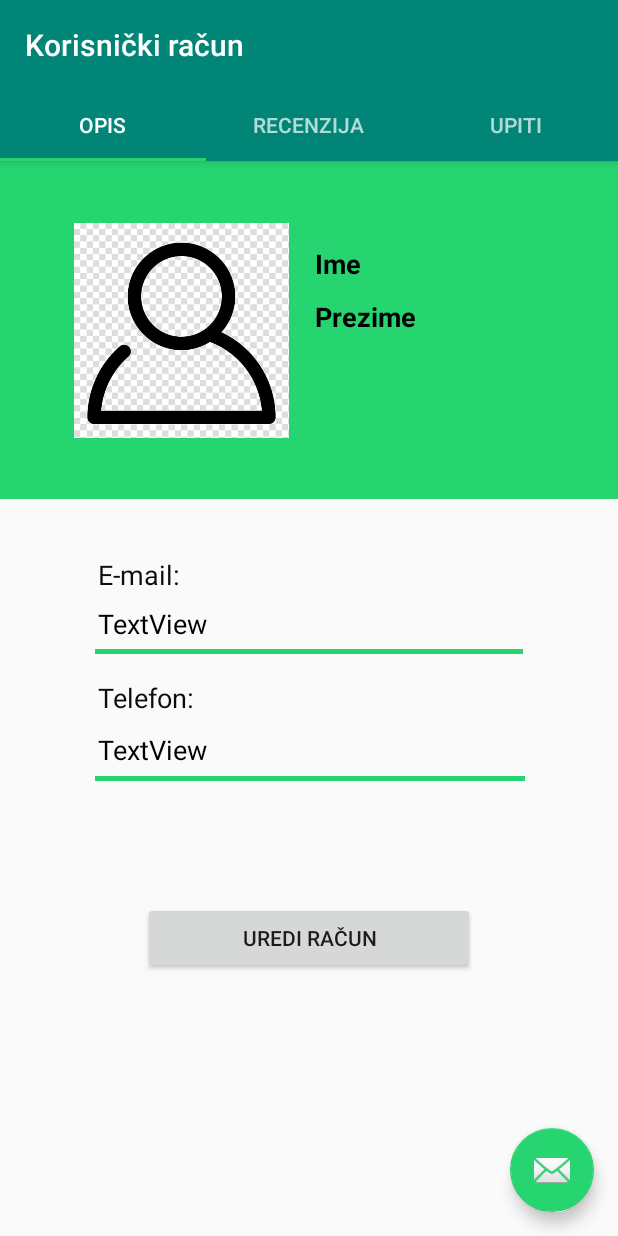
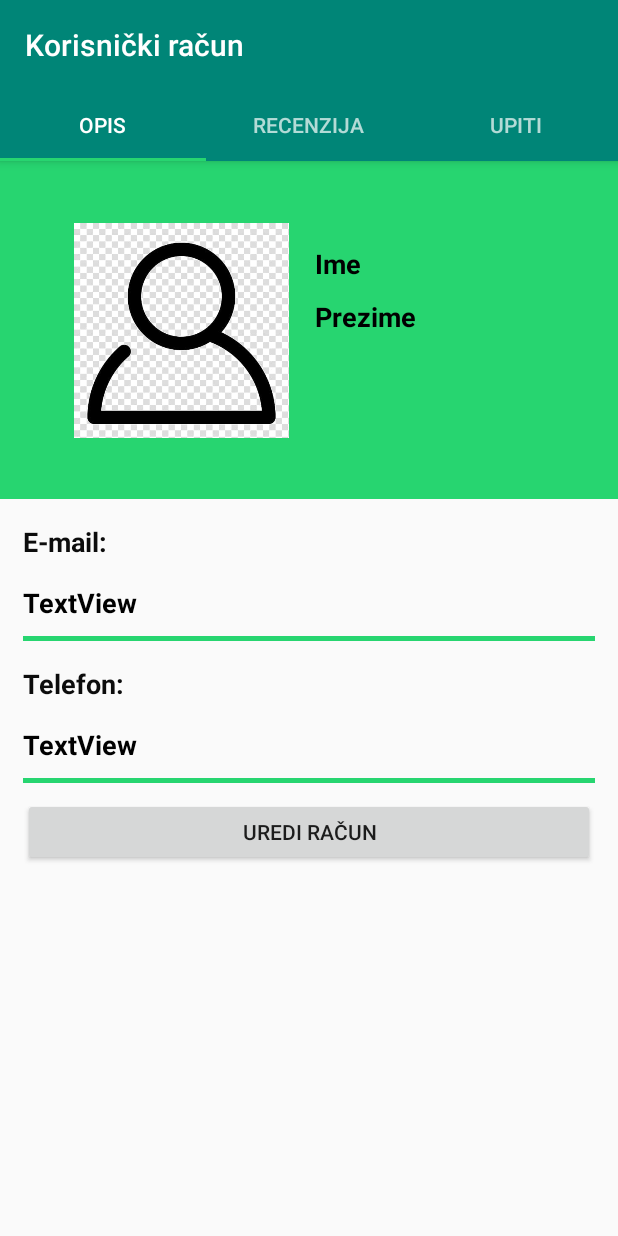
Before and after one commit to AIR-FOI-HR/AIR1923, an Android app: the FragmentOpisProfilKorisnika screen opened directly, with no data from a screen before it, on a phone screen of 412 x 824 dp. Run offline under Robolectric (Android 15) with nearby library versions, the phone set to English and light mode, and no system bars; 3 statements that could not run were skipped.

Commit message:
Popravljeno viestruko upisivanje u listu istih upita kod ucitavanja fragmenta i sada se prikazuju svi detalji vezani za upit.

```diff
--- a/mGradnja/app/src/main/java/com/mgradnja/FragmentUpitiKorisnika.java
+++ b/mGradnja/app/src/main/java/com/mgradnja/FragmentUpitiKorisnika.java
@@ -19,6 +19,7 @@ import java.sql.ResultSet;
 import java.sql.SQLException;
 import java.sql.Statement;
 import java.util.ArrayList;
+import java.util.Collections;
 
 public class FragmentUpitiKorisnika extends Fragment {
 
@@ -29,8 +30,11 @@ public class FragmentUpitiKorisnika extends Fragment {
     public ArrayList<String> listaNaziva = new ArrayList<String>();
     public ArrayList<Date> listaDatuma = new ArrayList<Date>();
     public ArrayList<String> listaOpisa = new ArrayList<String >();
+    public ArrayList<String> listaAdresa = new ArrayList<String>();
+    public ArrayList<String> listaGradova = new ArrayList<String>();
+    public ArrayList<String> listaZupanija = new ArrayList<String>();
 
-    private String naziv, opis;
+    private String naziv, opis, adresa, grad ,zupanija;
     private Date datum;
 
     public ArrayList<ItemUpitiProfilKorisnika> listaUpita = new ArrayList<ItemUpitiProfilKorisnika>();
@@ -47,7 +51,6 @@ public class FragmentUpitiKorisnika extends Fragment {
     @Override
     public View onCreateView(LayoutInflater inflater, ViewGroup container, Bundle savedInstanceState) {
         View view = inflater.inflate(R.layout.fragment_fragment_upiti_korisnika, container, false);
-
 
 
         Intent intent = getActivity().getIntent();
@@ -67,6 +70,7 @@ public class FragmentUpitiKorisnika extends Fragment {
 
     }
 
+
     public void dohvatUpita(Integer ID){
         connectionClass = new ConnectionClass();
         connection = connectionClass.CONN();
@@ -83,6 +87,9 @@ public class FragmentUpitiKorisnika extends Fragment {
                 listaNaziva.add(rs.getString("Naziv"));
                 listaOpisa.add(rs.getString("Opis"));
                 listaDatuma.add(rs.getDate("Datum"));
+                listaAdresa.add(rs.getString("Adresa"));
+                listaGradova.add(rs.getString("Grad"));
+                listaZupanija.add(rs.getString("Zupanija"));
 
             }
         }
@@ -90,16 +97,29 @@ public class FragmentUpitiKorisnika extends Fragment {
             e.printStackTrace();
         }
 
+        listaUpita.clear();
+
         for(int i = 0; i<listaNaziva.size(); i++){
 
             naziv = listaNaziva.get(i);
             datum = listaDatuma.get(i);
             opis = listaOpisa.get(i);
+            adresa = listaAdresa.get(i);
+            grad = listaGradova.get(i);
+            zupanija = listaZupanija.get(i);
 
-            UA = new ItemUpitiProfilKorisnika("Naziv: "+naziv, datum,"Opis: " + opis);
+            UA = new ItemUpitiProfilKorisnika("Naziv: "+naziv, datum,"Opis: " + opis, "Adresa: " + adresa, "Grad: " + grad, "Županija: " + zupanija);
             listaUpita.add(UA);
         }
 
+        listaNaziva.clear();
+        listaOpisa.clear();
+        listaDatuma.clear();
+        listaAdresa.clear();
+        listaGradova.clear();
+        listaZupanija.clear();
+
         }
 
+
 }
--- a/mGradnja/app/src/main/res/layout/activity_profil_korisnik.xml
+++ b/mGradnja/app/src/main/res/layout/activity_profil_korisnik.xml
@@ -33,12 +33,4 @@
         android:layout_width="match_parent"
         android:layout_height="match_parent"
         app:layout_behavior="@string/appbar_scrolling_view_behavior" />
-
-    <com.google.android.material.floatingactionbutton.FloatingActionButton
-        android:id="@+id/fab"
-        android:layout_width="wrap_content"
-        android:layout_height="wrap_content"
-        android:layout_gravity="bottom|end"
-        android:layout_margin="@dimen/fab_margin"
-        app:srcCompat="@android:drawable/ic_dialog_email" />
 </androidx.coordinatorlayout.widget.CoordinatorLayout>
--- a/mGradnja/app/src/main/res/layout/fragment_fragment_opis_profil_korisnika.xml
+++ b/mGradnja/app/src/main/res/layout/fragment_fragment_opis_profil_korisnika.xml
@@ -69,94 +69,95 @@
 
     <TextView
         android:id="@+id/txtProfilMailKorisnika"
-        android:layout_width="103dp"
+        android:layout_width="match_parent"
         android:layout_height="wrap_content"
-        android:layout_alignParentStart="true"
-        android:layout_alignParentTop="true"
-        android:layout_alignParentEnd="true"
-        android:layout_marginStart="65dp"
-        android:layout_marginTop="263dp"
-        android:layout_marginEnd="243dp"
+        android:layout_below="@+id/imgProfilKorisnika"
+        android:layout_gravity="center_horizontal"
+        android:layout_marginLeft="15dp"
+        android:layout_marginTop="16dp"
+        android:layout_marginRight="15dp"
+        android:textSize="18sp"
+        android:textStyle="bold"
         android:text="E-mail:"
-        android:textColor="#0C0C0C"
-        android:textSize="18sp" />
+        android:textColor="#0C0C0C"/>
 
     <TextView
         android:id="@+id/txtProfilTelefonKorisnik"
-        android:layout_width="103dp"
+        android:layout_width="match_parent"
         android:layout_height="wrap_content"
-        android:layout_alignParentStart="true"
-        android:layout_alignParentTop="true"
-        android:layout_alignParentEnd="true"
-        android:layout_marginStart="65dp"
-        android:layout_marginTop="345dp"
-        android:layout_marginEnd="255dp"
+        android:layout_below="@+id/imageView12"
+        android:layout_gravity="center_horizontal"
+        android:layout_marginLeft="15dp"
+        android:layout_marginTop="16dp"
+        android:layout_marginRight="15dp"
+        android:textSize="18sp"
+        android:textStyle="bold"
         android:text="Telefon:"
-        android:textColor="#0C0C0C"
-        android:textSize="18sp" />
+        android:textColor="#0C0C0C" />
 
     <TextView
         android:id="@+id/txtProfilKorisnikMailIspis"
-        android:layout_width="253dp"
+        android:layout_width="match_parent"
         android:layout_height="wrap_content"
-        android:layout_alignParentStart="true"
-        android:layout_alignParentTop="true"
-        android:layout_alignParentEnd="true"
-        android:layout_marginStart="65dp"
-        android:layout_marginTop="296dp"
-        android:layout_marginEnd="65dp"
+        android:layout_below="@+id/txtProfilMailKorisnika"
+        android:layout_gravity="center_horizontal"
+        android:layout_marginLeft="15dp"
+        android:layout_marginTop="16dp"
+        android:layout_marginRight="15dp"
+        android:textSize="18sp"
+        android:textStyle="bold"
         android:text="TextView"
-        android:textColor="#000000"
-        android:textSize="18sp" />
+        android:textColor="#000000" />
+
+    <ImageView
+        android:id="@+id/imageView12"
+        android:layout_width="match_parent"
+        android:layout_height="3dp"
+        android:layout_below="@+id/txtProfilKorisnikMailIspis"
+        android:layout_gravity="center_horizontal"
+        android:layout_marginLeft="15dp"
+        android:layout_marginTop="10dp"
+        android:layout_marginRight="15dp"
+        android:src="@color/colorAccent" />
 
     <TextView
         android:id="@+id/txtProfilKorisnikTelefonIspis"
-        android:layout_width="253dp"
+        android:layout_width="match_parent"
         android:layout_height="wrap_content"
-        android:layout_alignParentStart="true"
-        android:layout_alignParentTop="true"
-        android:layout_alignParentEnd="true"
-        android:layout_marginStart="65dp"
-        android:layout_marginTop="380dp"
-        android:layout_marginEnd="65dp"
+        android:layout_below="@+id/txtProfilTelefonKorisnik"
+        android:layout_gravity="center_horizontal"
+        android:layout_marginLeft="15dp"
+        android:layout_marginTop="16dp"
+        android:layout_marginRight="15dp"
+        android:textSize="18sp"
+        android:textStyle="bold"
         android:text="TextView"
-        android:textColor="#000000"
-        android:textSize="18sp" />
-
-    <Button
-        android:id="@+id/btnUrediKorisnickiRacun"
-        android:layout_width="218dp"
-        android:layout_height="wrap_content"
-        android:layout_alignParentStart="true"
-        android:layout_alignParentTop="true"
-        android:layout_alignParentEnd="true"
-        android:layout_marginStart="95dp"
-        android:layout_marginTop="494dp"
-        android:layout_marginEnd="95dp"
-        android:text="Uredi račun" />
+        android:textColor="#000000" />
 
     <ImageView
         android:id="@+id/imageView11"
         android:layout_width="match_parent"
         android:layout_height="3dp"
-        android:layout_alignParentStart="true"
-        android:layout_alignParentTop="true"
-        android:layout_alignParentEnd="true"
-        android:layout_marginStart="63dp"
-        android:layout_marginTop="325dp"
-        android:layout_marginEnd="63dp"
+        android:layout_below="@+id/txtProfilKorisnikTelefonIspis"
+        android:layout_gravity="center_horizontal"
+        android:layout_marginLeft="15dp"
+        android:layout_marginTop="10dp"
+        android:layout_marginRight="15dp"
         android:src="@color/colorAccent" />
 
-    <ImageView
-        android:id="@+id/imageView12"
+    <Button
+        android:id="@+id/btnUrediKorisnickiRacun"
         android:layout_width="match_parent"
-        android:layout_height="3dp"
-        android:layout_alignParentStart="true"
-        android:layout_alignParentTop="true"
-        android:layout_alignParentEnd="true"
-        android:layout_marginStart="63dp"
-        android:layout_marginTop="410dp"
-        android:layout_marginEnd="62dp"
-        android:src="@color/colorAccent" />
+        android:layout_height="45dp"
+        android:layout_below="@+id/imageView11"
+        android:layout_gravity="center_horizontal"
+        android:layout_marginLeft="15dp"
+        android:layout_marginTop="10dp"
+        android:layout_marginRight="15dp"
+        android:text="Uredi račun" />
+
+
+
+
 
 </RelativeLayout>
```
Also changed, not shown: mGradnja/app/src/main/java/com/mgradnja/ItemUpitiProfilKorisnika.java (+19 -2 lines), mGradnja/app/src/main/java/com/mgradnja/UpitiAdapterProfilKorisnika.java (+9 -0 lines), mGradnja/app/src/main/res/layout/list_item_upiti_profil_korisnika.xml (+41 -4 lines), 317 other files.
